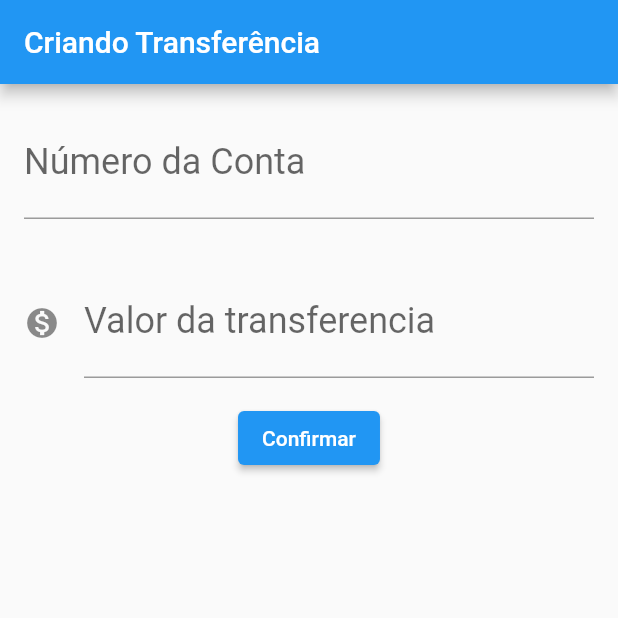
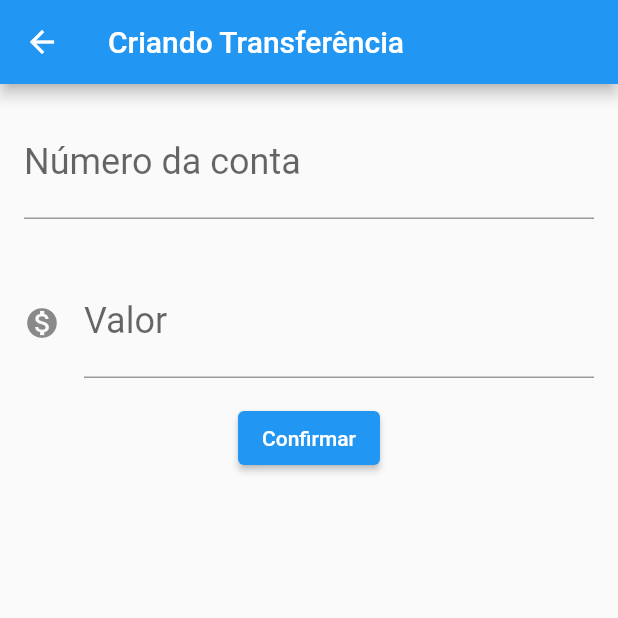
Before and after one commit to matheusmaculan/cadastro_flutter, a Flutter app: the FormularioTransferencia screen opened directly, after a tap on "Confirmar", on a phone screen of 412 x 824 dp, the top half of it. Run offline on Flutter 3.47's test engine with Material 2 defaults, Android fonts, the phone set to English and light mode, and no system bars.

Commit message:
Finalização projeto

```diff
--- a/lib/FormularioTransferencia.dart
+++ /dev/null
@@ -1,60 +0,0 @@
-import 'package:cadastro_flutter/Transferencia.dart';
-import 'package:flutter/cupertino.dart';
-import 'package:flutter/material.dart';
-
-class FormularioTransferencia extends StatelessWidget {
-  final TextEditingController _controladorCampoNumeroConta =
-      TextEditingController();
-  final TextEditingController _controladorCampoValor = TextEditingController();
-
-  @override
-  Widget build(BuildContext context) {
-    // TODO: implement build
-    return Scaffold(
-        appBar: AppBar(
-          title: Text('Criando Transferência'),
-        ),
-        body: Column(
-          children: [
-            Padding(
-              padding: const EdgeInsets.all(16.0),
-              child: TextField(
-                controller: _controladorCampoNumeroConta,
-                style: TextStyle(fontSize: 24.0),
-                decoration: InputDecoration(
-                  labelText: 'Número da Conta',
-                  hintText: '0000',
-                ),
-                keyboardType: TextInputType.number,
-              ),
-            ),
-            Padding(
-              padding: const EdgeInsets.all(16.0),
-              child: TextField(
-                controller: _controladorCampoValor,
-                style: TextStyle(fontSize: 24.0),
-                decoration: InputDecoration(
-                    icon: Icon(Icons.monetization_on),
-                    labelText: 'Valor da transferencia',
-                    hintText: '0.00'),
-                keyboardType: TextInputType.number,
-              ),
-            ),
-            ElevatedButton(
-              child: Text('Confirmar'),
-              onPressed: () {
-                debugPrint('Clicou no confirmar');
-                final int? numeroConta =
-                    int.tryParse(_controladorCampoNumeroConta.text);
-                final double? valor =
-                    double.tryParse(_controladorCampoValor.text);
-                if (numeroConta != null && valor != null) {
-                  final transferenciaCriada = Transferencia(valor, numeroConta);
-                  debugPrint('$transferenciaCriada');
-                } //endif
-              },
-            )
-          ],
-        ));
-  }
-}
--- a/lib/ListaTransferencias.dart
+++ /dev/null
@@ -1,27 +0,0 @@
-import 'package:cadastro_flutter/Transferencia.dart';
-import 'package:flutter/cupertino.dart';
-import 'package:flutter/material.dart';
-import 'itemTransferencia.dart';
-
-class ListaTransferencias extends StatelessWidget { // criei uma classe e peguei por herança uma classe pra poder usar acima no BODY
-  @override
-  Widget build(BuildContext context) {
-    // TODO: implement build
-    return Scaffold(
-      appBar: AppBar(
-        title: const Center(child: Text('Transferências', textAlign: TextAlign.center)),
-      ),
-      body: Column(
-        children: <Widget>[
-          ItemTransferencia(Transferencia(100.0,6512)),
-          ItemTransferencia(Transferencia(250.0,42337)),
-          ItemTransferencia(Transferencia(300.0,3838)),
-        ]
-      ),
-      floatingActionButton: FloatingActionButton(
-        onPressed: () {  },
-        child: const Icon(Icons.add),
-      ),
-    );
-  }
-}
--- /dev/null
+++ b/lib/editor.dart
@@ -0,0 +1,31 @@
+// ignore: file_names
+import 'package:flutter/cupertino.dart';
+import 'package:flutter/material.dart';
+
+class Editor extends StatelessWidget {
+
+  final TextEditingController? controlador;
+  final String? rotulo;
+  final String? dica;
+  final IconData? icone;
+
+  Editor({ this.controlador,  this.rotulo,  this.dica,  this.icone});
+
+
+  @override
+  Widget build(BuildContext context) {
+    return Padding(
+      padding: const EdgeInsets.all(16.0),
+      child: TextField(
+        controller: controlador,
+        style: TextStyle(fontSize: 24.0),
+        decoration: InputDecoration(
+          icon: icone != null ? Icon(icone) : null,  // if else, se o icone for diferente de vazio, ou seja, se tiver icone exibe, se não (:) manda null
+          labelText: rotulo,
+          hintText: dica,
+        ),
+        keyboardType: TextInputType.number,
+      ),
+    );
+  }
+}
--- /dev/null
+++ b/lib/formulariotransferencia.dart
@@ -0,0 +1,52 @@
+
+import 'package:cadastro_flutter/editor.dart';
+import 'package:cadastro_flutter/transferencia.dart';
+import 'package:flutter/cupertino.dart';
+import 'package:flutter/material.dart';
+
+class FormularioTransferencia extends StatelessWidget {
+  final TextEditingController _controladorCampoNumeroConta =
+      TextEditingController();
+  final TextEditingController _controladorCampoValor = TextEditingController();
+
+
+  @override
+  Widget build(BuildContext context) {
+    // TODO: implement build
+    return Scaffold(
+        appBar: AppBar(
+          title: const Text('Criando Transferência'),
+        ),
+        body: Column(
+          children: [
+            Editor(
+              controlador: _controladorCampoNumeroConta,
+              dica: '0000',
+              rotulo: 'Número da conta',
+            ),
+            Editor(
+              controlador: _controladorCampoValor,
+              dica: '0.00',
+              rotulo: 'Valor',
+              icone: Icons.monetization_on,
+            ),
+            ElevatedButton(
+              child: const Text('Confirmar'),
+              onPressed: () {
+                _criaTransferencia(context); //endif
+              },
+            )
+          ],
+        ));
+  }
+
+  void _criaTransferencia(BuildContext context) {
+    final int? numeroConta = int.tryParse(_controladorCampoNumeroConta.text);
+    final double? valor = double.tryParse(_controladorCampoValor.text);
+    if (numeroConta != null && valor != null) {
+      final transferenciaCriada = Transferencia(valor, numeroConta);
+      debugPrint('Criando Transferencia');
+      Navigator.pop(context, transferenciaCriada);
+    } //endif
+  }
+}
--- a/lib/itemTransferencia.dart
+++ b/lib/itemtransferencia.dart
@@ -1,4 +1,4 @@
-import 'package:cadastro_flutter/Transferencia.dart';
+import 'package:cadastro_flutter/transferencia.dart';
 import 'package:flutter/cupertino.dart';
 import 'package:flutter/material.dart';
 
--- a/lib/main.dart
+++ b/lib/main.dart
@@ -1,5 +1,5 @@
 
 import 'package:flutter/cupertino.dart';
-import 'ByteBankApp.dart';
+import 'bytebankapp.dart';
 
 void main() => runApp(ByteBankApp());
```
Also changed, not shown: lib/bytebankapp.dart (renamed from lib/ByteBankApp.dart, +5 -5 lines), lib/listatransferencias.dart (added, +50 -0 lines), lib/transferencia.dart (renamed from lib/Transferencia.dart).
